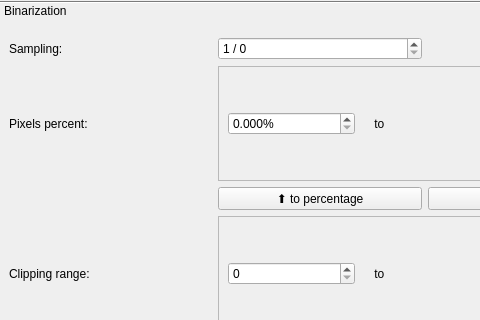
First picture: the form in ClearMap/gui/creator/tract_map_params.ui, repository ClearAnatomics/ClearMap, before the edit; both pictures show x 0 to 480 and y 0 to 320 of the 640 by 480 pixel window.
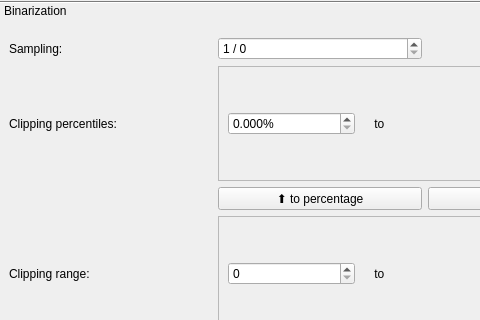
Second picture: the form after the edit. Icons and pictures are not drawn.

Commit message: GUI: Improves presentation/documentaiton of tractmap clip ranges in percentiles

What changed in the file:
```diff
--- a/ClearMap/gui/creator/tract_map_params.ui
+++ b/ClearMap/gui/creator/tract_map_params.ui
@@ -37,7 +37,7 @@
         <x>0</x>
         <y>0</y>
         <width>640</width>
-        <height>330</height>
+        <height>310</height>
        </rect>
       </property>
       <attribute name="label">
@@ -99,7 +99,7 @@
        <item row="2" column="0">
         <widget class="QLabel" name="label_7">
          <property name="text">
-          <string>Pixels percent:</string>
+          <string>Clipping percentiles:</string>
          </property>
         </widget>
        </item>
```
Left out of the diff: 11 changed lines with no effect on the pictures.
